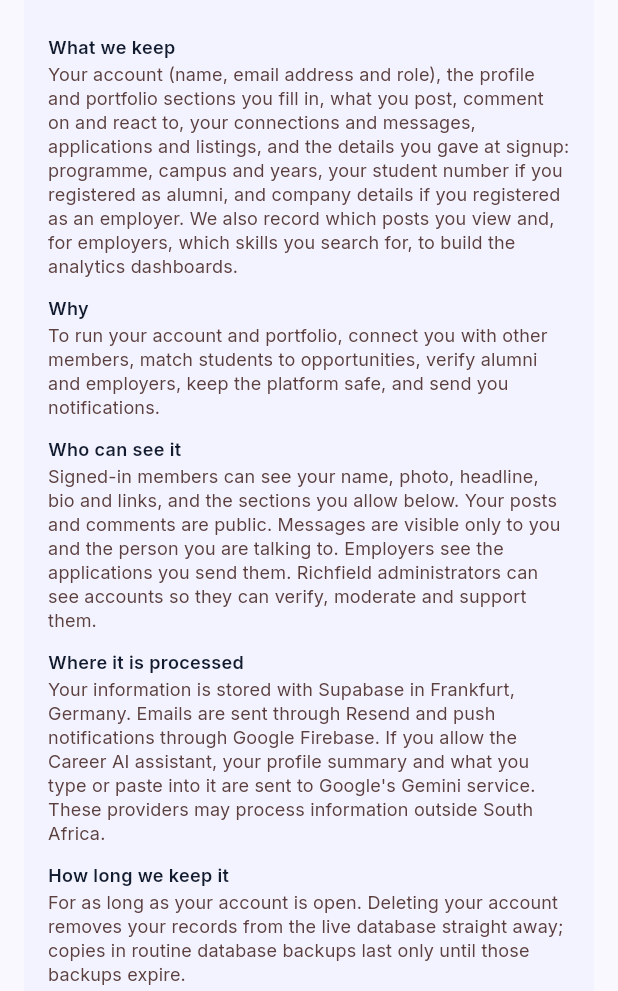
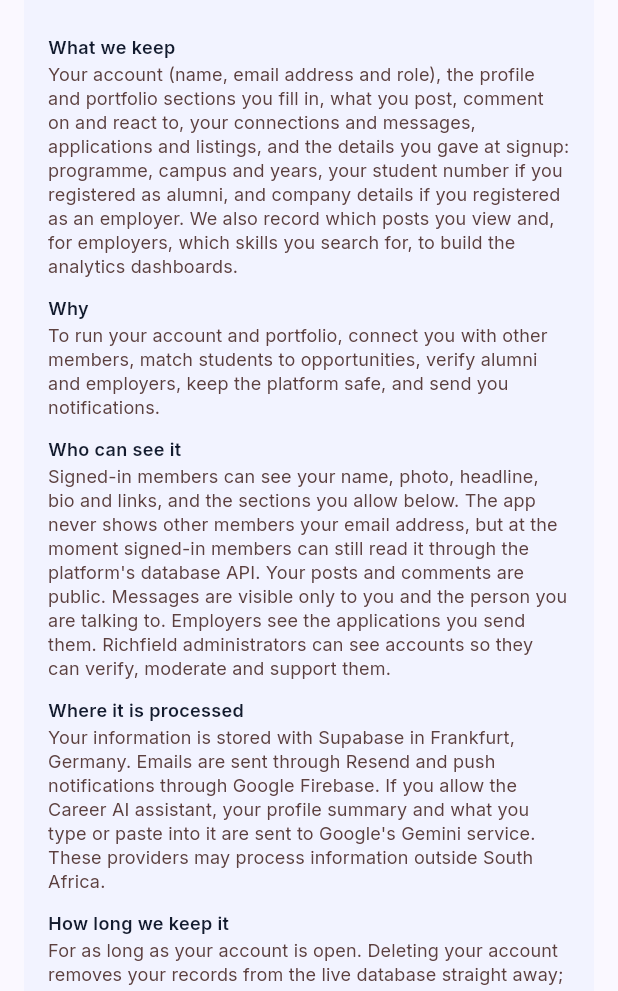
Before and after one commit to reilisticdev/richfield-connect, a Flutter app: the PrivacySettingsScreen screen opened directly, after a tap on "How we use your information", on a phone screen of 412 x 824 dp, the part 245-1236 px from its top. Run offline on Flutter 3.47's test engine with Material 3 defaults, Android fonts, the phone set to English and light mode, and no system bars; our stand-ins replace firebase_core, firebase_messaging, flutter_svg, go_router, google_fonts, image_picker and 2 more; accounts and stored records are empty; network calls fail.

Commit message:
fix(mobile): privacy notice says profile email is still readable through the API
The app never shows another member's email, but profiles is readable
column-for-column by signed-in members, so the notice shouldn't imply the
address is private.

Co-Authored-By: Claude Opus 5 <noreply@anthropic.com>

```diff
--- a/mobile/lib/screens/privacy_settings_screen.dart
+++ b/mobile/lib/screens/privacy_settings_screen.dart
@@ -437,9 +437,10 @@ class _PopiaNotice extends StatelessWidget {
     (
       'Who can see it',
       'Signed-in members can see your name, photo, headline, bio and links, and the sections you allow '
-          'below. Your posts and comments are public. Messages are visible only to you and the person you are '
-          'talking to. Employers see the applications you send them. Richfield administrators can see accounts '
-          'so they can verify, moderate and support them.',
+          'below. The app never shows other members your email address, but at the moment signed-in members '
+          'can still read it through the platform\'s database API. Your posts and comments are public. Messages '
+          'are visible only to you and the person you are talking to. Employers see the applications you send '
+          'them. Richfield administrators can see accounts so they can verify, moderate and support them.',
     ),
     (
       'Where it is processed',
```
